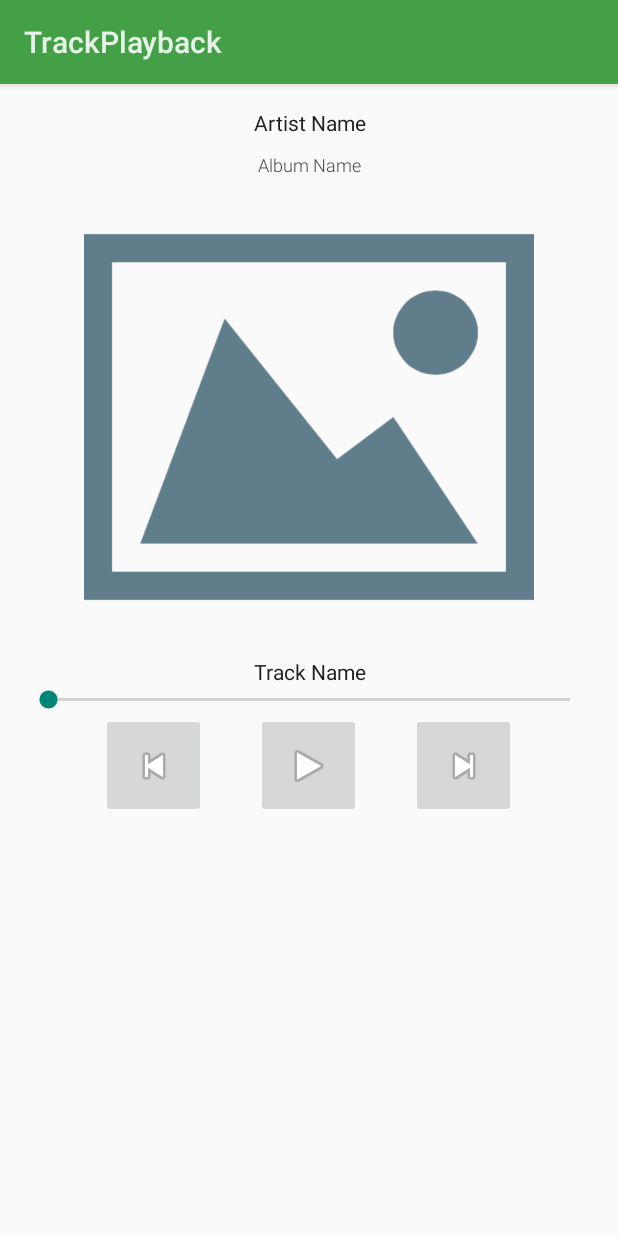
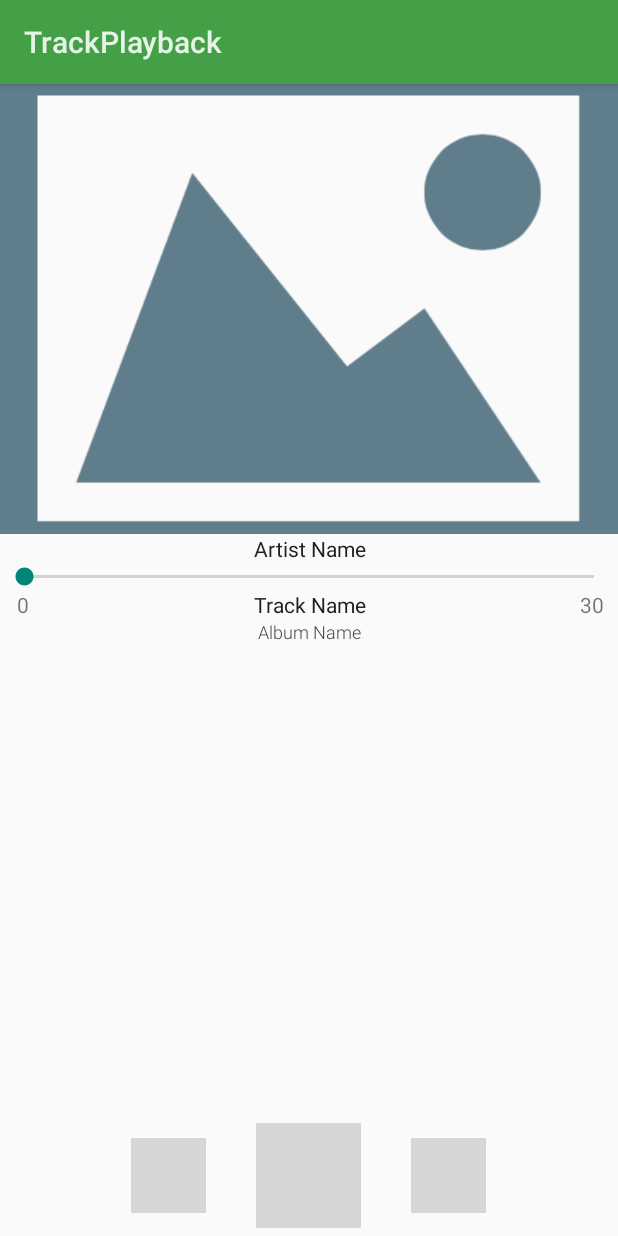
Before and after one commit to amha/SpotifyStreamer, an Android app: the PlaybackActivity screen opened directly, with no data from a screen before it, on a phone screen of 412 x 824 dp. Run offline under Robolectric (Android 15) with nearby library versions, the phone set to English and light mode, and no system bars; our stand-ins replace Picasso; pictures from the network do not load; 1 statement that could not run was skipped; grey boxes are pictures that could not be loaded.

Commit message:
Playback is coordinated between the playback service and Seekbar.

```diff
--- a/app/src/main/java/amhamogus/com/spotifystreamer/fragments/PlaybackFragment.java
+++ b/app/src/main/java/amhamogus/com/spotifystreamer/fragments/PlaybackFragment.java
@@ -1,7 +1,12 @@
 package amhamogus.com.spotifystreamer.fragments;
 
 import android.app.Activity;
+import android.content.BroadcastReceiver;
+import android.content.Context;
+import android.content.Intent;
+import android.content.IntentFilter;
 import android.os.Bundle;
+import android.os.Handler;
 import android.support.v4.app.DialogFragment;
 import android.util.Log;
 import android.view.LayoutInflater;
@@ -9,7 +14,9 @@ import android.view.View;
 import android.view.ViewGroup;
 import android.widget.ImageButton;
 import android.widget.ImageView;
+import android.widget.SeekBar;
 import android.widget.TextView;
+import android.widget.Toast;
 
 import com.squareup.picasso.Picasso;
 
@@ -23,6 +30,11 @@ import amhamogus.com.spotifystreamer.model.MyTrack;
  */
 public class PlaybackFragment extends DialogFragment {
 
+    private BroadcastReceiver mBroadcastReceiver;
+
+    private Handler handler;
+    private Runnable runnable;
+
     private static final String TRACK_PARAM = "trackID";
     private static final String TRACK_LIST_PARAM = "trackList";
     private static final String TRACK_NUMBER_PARAM = "playListNumber";
@@ -35,6 +47,7 @@ public class PlaybackFragment extends DialogFragment {
     private ImageButton pauseButton;
     private ImageButton nextButton;
     private ImageButton previousButton;
+    private SeekBar seekBar;
 
     // Variables for current track
     private TextView albumName;
@@ -44,6 +57,7 @@ public class PlaybackFragment extends DialogFragment {
     protected MyTrack currentTrack;
     protected int trackNumber;
     private ArrayList<MyTrack> trackList;
+    private TextView playbackSeekValue;
 
     public static PlaybackFragment newInstance(String trackID, ArrayList<MyTrack> trackList, int position) {
         currentTrackID = trackID;
@@ -51,12 +65,14 @@ public class PlaybackFragment extends DialogFragment {
         Log.d("PLAYBACK FRAGMENT", "Position = " + position);
 
         PlaybackFragment fragment = new PlaybackFragment();
+        fragment.setRetainInstance(true);
 
         Bundle args = new Bundle();
         args.putString(TRACK_PARAM, trackID);
         args.putParcelableArrayList(TRACK_LIST_PARAM, trackList);
         args.putInt(TRACK_NUMBER_PARAM, position);
         fragment.setArguments(args);
+        fragment.setRetainInstance(true);
         return fragment;
     }
 
@@ -71,6 +87,34 @@ public class PlaybackFragment extends DialogFragment {
         trackNumber = getArguments().getInt("playListNumber");
         trackList = getArguments().getParcelableArrayList(TRACK_LIST_PARAM);
 
+        mBroadcastReceiver = new BroadcastReceiver() {
+            @Override
+            public void onReceive(Context context, Intent intent) {
+                handler = new Handler();
+                runnable = new Runnable() {
+                    @Override
+                    public void run() {
+                        int seekValue = seekBar.getProgress();
+                        if (seekValue < 31) {
+                            seekBar.setProgress(seekValue + 1);
+                            playbackSeekValue.setText(seekBar.getProgress() + "");
+                        } else {
+                            //Seek value == 30
+                            //Send Stop message to playback service
+                        }
+                        handler.postDelayed(this, 1000);
+                    }
+                };
+                handler.postDelayed(runnable, 1000);
+            }
+        };
+
+        // Registering intent filter to receive playback initiated events
+        IntentFilter filter =
+                new IntentFilter("amhamogus.com.spotifystreamer.Tomato");
+
+        getActivity().registerReceiver(mBroadcastReceiver, filter);
+
     }
 
     @Override
@@ -83,6 +127,27 @@ public class PlaybackFragment extends DialogFragment {
         albumName = (TextView) fragment.findViewById(R.id.playback_album_name);
         trackName = (TextView) fragment.findViewById(R.id.playback_track_name);
         trackImage = (ImageView) fragment.findViewById(R.id.playback_image);
+        playbackSeekValue = (TextView) fragment.findViewById(R.id.playback_seek_value);
+
+        // Seekbar interactions.
+        seekBar = (SeekBar) fragment.findViewById(R.id.seek_bar);
+        seekBar.setSaveEnabled(false);
+        seekBar.setOnSeekBarChangeListener(new SeekBar.OnSeekBarChangeListener() {
+            @Override
+            public void onProgressChanged(SeekBar seekBar, int progress, boolean fromUser) {
+            }
+
+            @Override
+            public void onStartTrackingTouch(SeekBar seekBar) {
+                Toast.makeText(getActivity().getApplicationContext(),
+                        "Touch detected", Toast.LENGTH_SHORT).show();
+            }
+
+            @Override
+            public void onStopTrackingTouch(SeekBar seekBar) {
+                mCallback.seekTo(seekBar.getProgress());
+            }
+        });
 
         // Reference Playback controls.
         playButton = (ImageButton) fragment.findViewById(R.id.imageButton);
@@ -92,14 +157,7 @@ public class PlaybackFragment extends DialogFragment {
 
         pauseButton.setVisibility(View.INVISIBLE);
 
-        // Bind current track data with view elements.
-        currentTrack = trackList.get(trackNumber);
-        artistName.setText(currentTrack.getArtistName());
-        albumName.setText(currentTrack.getAlbumName());
-        trackName.setText(currentTrack.getTrackName());
-
-        Picasso.with(getActivity())
-                .load(currentTrack.getAlbumImageUrl()).into(trackImage);
+        updateDisplay(currentTrackID);
 
         playButton.setOnClickListener(new View.OnClickListener() {
             @Override
@@ -116,12 +174,19 @@ public class PlaybackFragment extends DialogFragment {
                 playButton.setVisibility(View.VISIBLE);
                 pauseButton.setVisibility(View.INVISIBLE);
                 mCallback.pauseTrack();
+                handler.removeCallbacks(runnable);
             }
         });
 
         nextButton.setOnClickListener(new View.OnClickListener() {
             @Override
             public void onClick(View v) {
+                // Stop current track
+                mCallback.stopTrack();
+                handler.removeCallbacks(runnable);
+                playbackSeekValue.setText(0 + "");
+                seekBar.setProgress(0);
+
                 // If we're at the end of the top 10 track list
                 // set the track number to the first item on the list.
                 if (trackNumber > 8) {
@@ -129,14 +194,18 @@ public class PlaybackFragment extends DialogFragment {
                 } else {
                     trackNumber += 1;
                 }
+
                 currentTrack = trackList.get(trackNumber);
-                mCallback.passTrackPreview(currentTrack.getPreviewURL());
+                updateDisplay(trackNumber + "");
             }
         });
 
         previousButton.setOnClickListener(new View.OnClickListener() {
             @Override
             public void onClick(View v) {
+                // Stop current track
+                mCallback.stopTrack();
+
                 // If we're at the start of the top 10 track list set the
                 // track number to last last item on the track list.
                 if (trackNumber < 1) {
@@ -145,10 +214,19 @@ public class PlaybackFragment extends DialogFragment {
                     trackNumber -= 1;
                 }
                 currentTrack = trackList.get(trackNumber);
-                mCallback.passTrackPreview(currentTrack.getPreviewURL());
+                updateDisplay(trackNumber + "");
             }
         });
         return fragment;
+    }
+
+    @Override
+    public void onPause() {
+        if(mBroadcastReceiver != null) {
+            getActivity().unregisterReceiver(mBroadcastReceiver);
+            mBroadcastReceiver = null;
+        }
+        super.onPause();
     }
 
     @Override
@@ -165,10 +243,32 @@ public class PlaybackFragment extends DialogFragment {
         }
     }
 
+    private void updateDisplay(String currentTrackID) {
+        if (currentTrackID != null) {
+
+            currentTrack = trackList.get(trackNumber);
+            getActivity().setTitle(currentTrack.getArtistName());
+
+            // Bind current track data with view elements.
+            artistName.setText(currentTrack.getArtistName());
+            albumName.setText(currentTrack.getAlbumName());
+            trackName.setText(currentTrack.getTrackName());
+
+            Picasso.with(getActivity())
+                    .load(currentTrack.getAlbumImageUrl()).into(trackImage);
+        } else {
+            Log.d("Error", "current track id is null in update display method");
+        }
+    }
+
     public interface PlaybackEventListener {
         public void passTrackPreview(String previewURL);
 
         public void pauseTrack();
+
+        public void seekTo(int seekPosition);
+
+        public void stopTrack();
     }
 
 }
--- a/app/src/main/res/layout/fragment_track_playback.xml
+++ b/app/src/main/res/layout/fragment_track_playback.xml
@@ -1,104 +1,142 @@
 <RelativeLayout
     xmlns:android="http://schemas.android.com/apk/res/android"
     android:layout_width="match_parent"
-    android:layout_height="match_parent"
-    android:paddingBottom="@dimen/activity_vertical_margin"
-    android:paddingLeft="@dimen/activity_horizontal_margin"
-    android:paddingRight="@dimen/activity_horizontal_margin"
-    android:paddingTop="@dimen/activity_vertical_margin">
+    android:layout_height="match_parent">
+
+    <ImageView
+        android:id="@+id/playback_image"
+        android:layout_width="match_parent"
+        android:layout_height="300dp"
+        android:layout_alignParentLeft="true"
+        android:layout_alignParentStart="true"
+        android:layout_alignParentTop="true"
+        android:adjustViewBounds="true"
+        android:scaleType="centerCrop"
+        android:src="@drawable/default_album_art"/>
+
 
     <TextView
         android:id="@+id/playback_artist_name"
         style="@style/primaryText"
         android:layout_width="match_parent"
         android:layout_height="wrap_content"
+        android:layout_alignParentLeft="true"
+        android:layout_alignParentStart="true"
+        android:layout_below="@id/playback_image"
         android:gravity="center"
         android:text="@string/playback_artist_name"/>
+
+    <SeekBar
+        android:id="@+id/seek_bar"
+        android:layout_width="match_parent"
+        android:layout_height="wrap_content"
+        android:indeterminate="false"
+        android:max="30"
+        android:layout_below="@+id/playback_artist_name"
+        android:layout_alignParentRight="true"
+        android:layout_alignParentEnd="true"/>
+
+
+    <TextView
+        android:id="@+id/playback_track_name"
+        style="@style/primaryText"
+        android:layout_width="match_parent"
+        android:layout_height="wrap_content"
+        android:layout_alignParentLeft="true"
+        android:layout_alignParentStart="true"
+        android:layout_below="@+id/seek_bar"
+        android:gravity="center"
+        android:text="@string/playback_track_title"/>
 
     <TextView
         android:id="@+id/playback_album_name"
         style="@style/secondaryText"
         android:layout_width="match_parent"
         android:layout_height="wrap_content"
-        android:layout_alignParentLeft="true"
-        android:layout_alignParentStart="true"
-        android:layout_below="@+id/playback_artist_name"
-        android:layout_marginTop="@dimen/playback_margin"
+        android:layout_below="@+id/playback_track_name"
+        android:layout_centerHorizontal="true"
         android:gravity="center"
         android:text="@string/playback_album_name"/>
 
-    <ImageView
-        android:id="@+id/playback_image"
-        android:layout_width="match_parent"
-        android:layout_height="300dp"
-        android:layout_below="@+id/playback_album_name"
-        android:layout_marginTop="@dimen/playback_margin"
-        android:src="@drawable/default_album_art"/>
-
-    <TextView
-        android:id="@+id/playback_track_name"
-        style="@style/primaryText"
-        android:layout_width="match_parent"
-        android:layout_height="wrap_content"
-        android:layout_alignParentEnd="true"
-        android:layout_alignParentRight="true"
-        android:layout_below="@+id/playback_image"
-        android:layout_marginTop="@dimen/playback_margin"
-        android:gravity="center"
-        android:text="@string/playback_track_title"/>
-
-    <SeekBar
-        android:id="@+id/seek_bar"
-        android:layout_width="match_parent"
-        android:layout_height="wrap_content"
-        android:layout_alignParentLeft="true"
-        android:layout_alignParentStart="true"
-        android:layout_below="@+id/playback_track_name"/>
-
-
     <RelativeLayout
         android:layout_width="match_parent"
-        android:layout_height="match_parent"
-        android:layout_below="@+id/seek_bar">
+        android:layout_height="80dp"
+        android:layout_alignParentBottom="true"
+        android:layout_alignParentLeft="true"
+        android:layout_alignParentStart="true">
 
         <ImageButton
-            android:layout_width="@dimen/media_player_control"
-            android:layout_height="@dimen/media_player_control"
-            android:layout_alignParentTop="true"
-            android:layout_marginEnd="@dimen/playback_media_control_margin"
-            android:layout_marginRight="@dimen/playback_media_control_margin"
+            android:id="@+id/previous_track_button"
+            android:layout_width="@dimen/media_player_control_small"
+            android:layout_height="@dimen/media_player_control_small"
+            android:layout_centerVertical="true"
+            android:layout_marginEnd="33dp"
+            android:layout_marginRight="33dp"
             android:layout_toLeftOf="@+id/imageButton"
             android:layout_toStartOf="@+id/imageButton"
-            android:id="@+id/previous_track_button"
-            android:src="@android:drawable/ic_media_previous"/>
+            android:background="#00000000"
+            android:scaleType="centerInside"
+            android:src="@drawable/previous_button"/>
 
         <ImageButton
             android:id="@+id/imageButton"
             android:layout_width="@dimen/media_player_control"
             android:layout_height="@dimen/media_player_control"
-            android:layout_alignParentTop="true"
+            android:layout_alignTop="@+id/pause_button"
             android:layout_centerHorizontal="true"
-            android:src="@android:drawable/ic_media_play"/>
+            android:background="#00000000"
+            android:scaleType="centerInside"
+            android:src="@drawable/play_button"/>
 
         <ImageButton
-            android:layout_width="@dimen/media_player_control"
-            android:layout_height="@dimen/media_player_control"
-            android:layout_alignParentTop="true"
-            android:layout_marginLeft="@dimen/playback_media_control_margin"
-            android:layout_marginStart="@dimen/playback_media_control_margin"
+            android:id="@+id/next_track_button"
+            android:layout_width="@dimen/media_player_control_small"
+            android:layout_height="@dimen/media_player_control_small"
+            android:layout_alignTop="@+id/previous_track_button"
+            android:layout_marginLeft="33dp"
+            android:layout_marginStart="33dp"
             android:layout_toEndOf="@+id/imageButton"
             android:layout_toRightOf="@+id/imageButton"
-            android:id="@+id/next_track_button"
-            android:src="@android:drawable/ic_media_next"/>
+            android:background="#00000000"
+            android:scaleType="centerInside"
+            android:src="@drawable/next_button"/>
 
         <ImageButton
             android:id="@+id/pause_button"
             android:layout_width="@dimen/media_player_control"
             android:layout_height="@dimen/media_player_control"
-            android:layout_alignParentTop="true"
-            android:layout_centerHorizontal="true"
             android:layout_centerVertical="true"
-            android:src="@android:drawable/ic_media_pause"/>
+            android:layout_toLeftOf="@+id/next_track_button"
+            android:layout_toStartOf="@+id/next_track_button"
+            android:background="#00000000"
+            android:scaleType="centerInside"
+            android:src="@drawable/pause_button"/>
+
+
     </RelativeLayout>
 
+    <TextView
+        android:id="@+id/playback_seek_value"
+        android:layout_width="wrap_content"
+        android:layout_height="wrap_content"
+        android:text="@string/playback_default_value"
+        android:layout_below="@+id/seek_bar"
+        android:layout_alignParentLeft="true"
+        android:layout_alignParentStart="true"
+        android:layout_marginLeft="11dp"
+        android:layout_marginStart="11dp"
+        android:layout_alignBottom="@+id/playback_track_name"/>
+
+    <TextView
+        android:layout_width="wrap_content"
+        android:layout_height="wrap_content"
+        android:id="@+id/playback_length"
+        android:layout_alignTop="@+id/playback_track_name"
+        android:layout_alignParentRight="true"
+        android:layout_alignParentEnd="true"
+        android:layout_marginRight="9dp"
+        android:layout_marginEnd="9dp"
+        android:text="@string/playback_track_length"
+        android:layout_alignBottom="@+id/playback_track_name"/>
+
 </RelativeLayout>
--- a/app/src/main/res/values/dimens.xml
+++ b/app/src/main/res/values/dimens.xml
@@ -18,6 +18,8 @@
 
     <!-- Track Playback -->
     <dimen name="media_player_control">70dp</dimen>
+    <dimen name="media_player_control_small">50dp</dimen>
     <dimen name="playback_margin">10dp</dimen>
     <dimen name="playback_media_control_margin">33dp</dimen>
+
 </resources>
--- a/app/src/main/res/values/strings.xml
+++ b/app/src/main/res/values/strings.xml
@@ -26,4 +26,6 @@
     <string name="playback_artist_name">Artist Name</string>
     <string name="playback_album_name">Album Name</string>
     <string name="playback_track_duration">Duration</string>
+    <string name="playback_default_value">0</string>
+    <string name="playback_track_length">30</string>
 </resources>
```
Also changed, not shown: app/src/main/java/amhamogus/com/spotifystreamer/activities/PlaybackActivity.java (+14 -3 lines), app/src/main/java/amhamogus/com/spotifystreamer/activities/PlaybackService.java (+23 -1 lines), app/src/main/res/drawable/default_album_art.png.
